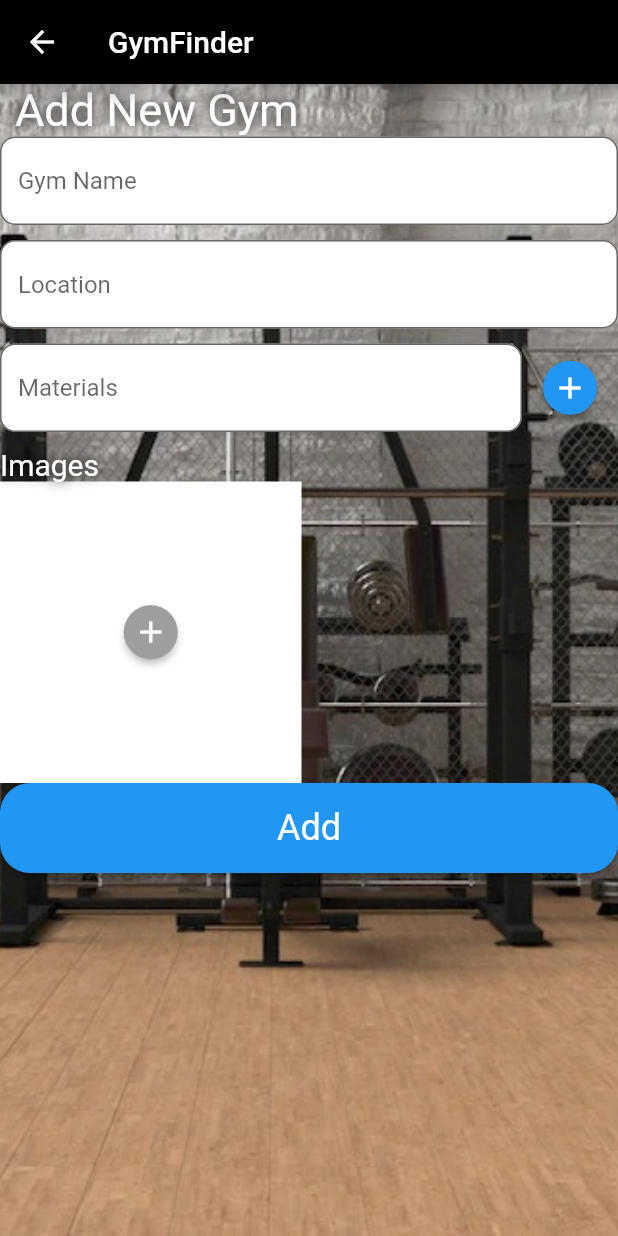
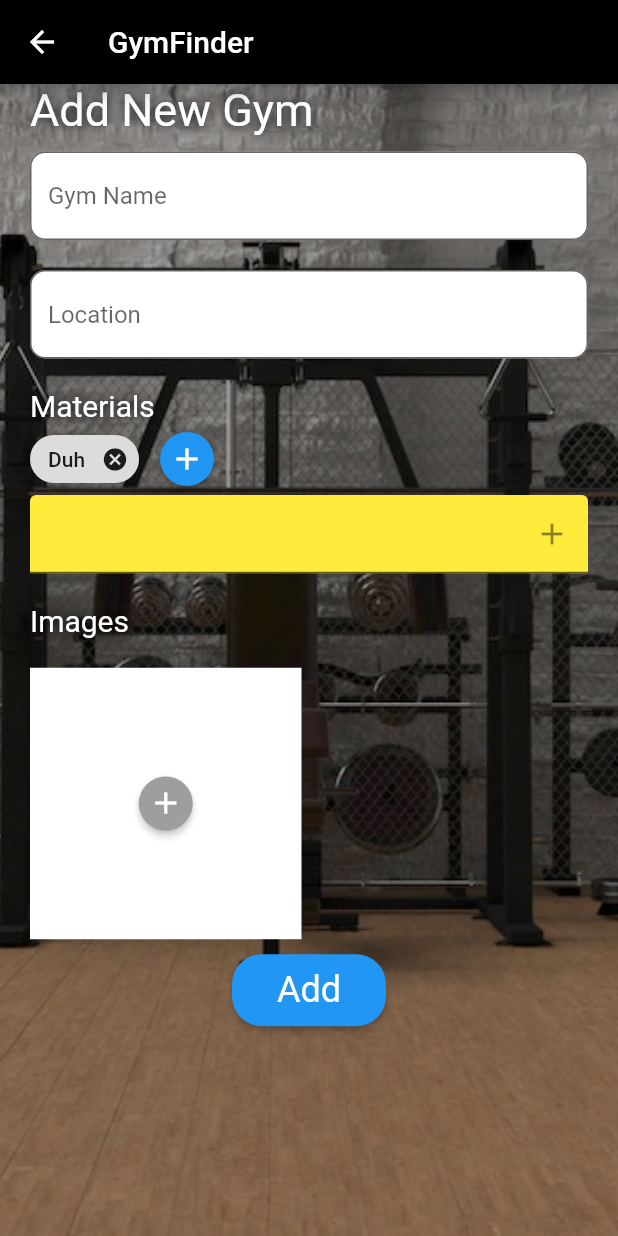
Before and after one commit to HiEdson/GymFinder, a Flutter app: the NewGymScreen screen opened directly, on a phone screen of 412 x 824 dp. Run offline on Flutter 3.47's test engine with Material 2 defaults, Android fonts, the phone set to English and light mode, and no system bars; drawn by our look-alikes of dropdown_search; our stand-ins replace flutter_rating_bar, image_picker; accounts and stored records are empty.

Commit message:
materials ui

```diff
--- /dev/null
+++ b/lib/components/add_materials.dart
@@ -0,0 +1,47 @@
+import 'package:dropdown_search/dropdown_search.dart';
+import 'package:flutter/material.dart';
+
+class AddMaterials extends StatefulWidget {
+  @override
+  State<StatefulWidget> createState() => _AddMaterialsState();
+}
+
+class _AddMaterialsState extends State<AddMaterials> {
+  final List<String> materials = [];
+  @override
+  Widget build(BuildContext context) {
+    return Column(
+      crossAxisAlignment: CrossAxisAlignment.start,
+      children: [
+        Text(
+          "Materials",
+          style: TextStyle(
+              fontSize: 20,
+              color: Colors.white,
+              shadows: [Shadow(color: Colors.black, blurRadius: 10)]),
+        ),
+        Wrap(children: [
+          Chip(label: Text("Duh"), onDeleted: () {}),
+          ElevatedButton(
+            onPressed: () => {},
+            style: ElevatedButton.styleFrom(shape: CircleBorder()),
+            child: Icon(Icons.add),
+          ),
+          _getDropDown()
+        ])
+      ],
+    );
+  }
+}
+
+Widget _getDropDown() {
+  return DropdownSearch<String>(
+    items: ["Emma", "Leon", "azza"],
+    dropdownDecoratorProps: DropDownDecoratorProps(
+        dropdownSearchDecoration: InputDecoration(
+            suffixIcon: Icon(Icons.add),
+            suffix: Icon(Icons.add),
+            fillColor: Colors.yellow,
+            filled: true)),
+  );
+}
--- a/lib/screens/new_gym_screen.dart
+++ b/lib/screens/new_gym_screen.dart
@@ -1,5 +1,8 @@
 import 'package:flutter/material.dart';
 import 'package:gymfinder/components/add_images.dart';
+import 'package:gymfinder/components/add_materials.dart';
+
+import '../components/dark_image.dart';
 
 class NewGymScreen extends StatefulWidget {
   @override
@@ -17,11 +20,16 @@ class _NewGymScreenState extends State<NewGymScreen> {
         appBar: AppBar(title: Text("GymFinder")),
         body: Stack(
           children: [
-            Container(
-              decoration: BoxDecoration(
+            DarkImage(
+              alpha: 80,
+              child: Container(
+                height: MediaQuery.of(context).size.height,
+                width: MediaQuery.of(context).size.width,
+                decoration: const BoxDecoration(
                   image: DecorationImage(
                       image: AssetImage("assets/images/background.jpeg"),
                       fit: BoxFit.cover),
+                ),
               ),
             ),
             CustomScrollView(
@@ -29,7 +37,7 @@ class _NewGymScreenState extends State<NewGymScreen> {
                 SliverList(
                   delegate: SliverChildListDelegate([
                     Padding(
-                      padding: EdgeInsets.symmetric(horizontal: 10),
+                      padding: EdgeInsets.symmetric(horizontal: 20),
                       child: Text(
                         "Add New Gym",
                         style: TextStyle(
@@ -41,7 +49,8 @@ class _NewGymScreenState extends State<NewGymScreen> {
                       ),
                     ),
                     Padding(
-                      padding: EdgeInsets.only(bottom: 10),
+                      padding:
+                          EdgeInsets.symmetric(vertical: 10, horizontal: 20),
                       child: TextField(
                         decoration: InputDecoration(
                             border: OutlineInputBorder(
@@ -56,7 +65,8 @@ class _NewGymScreenState extends State<NewGymScreen> {
                       ),
                     ),
                     Padding(
-                      padding: EdgeInsets.only(bottom: 10),
+                      padding:
+                          EdgeInsets.symmetric(vertical: 10, horizontal: 20),
                       child: TextField(
                         decoration: InputDecoration(
                             border: OutlineInputBorder(
@@ -71,55 +81,44 @@ class _NewGymScreenState extends State<NewGymScreen> {
                       ),
                     ),
                     Padding(
-                      padding: EdgeInsets.only(bottom: 10),
-                      child: Row(
-                        children: [
-                          Expanded(
-                            child: TextField(
-                                decoration: InputDecoration(
-                                    border: OutlineInputBorder(
-                                        borderRadius: BorderRadius.all(
-                                            Radius.circular(10))),
-                                    hintText: "Materials",
-                                    fillColor: Colors.white,
-                                    filled: true),
-                                onChanged: (value) => setState(() {
-                                      email = value;
-                                    })),
-                          ),
-                          ElevatedButton(
-                            onPressed: () => {},
-                            style:
-                                ElevatedButton.styleFrom(shape: CircleBorder()),
-                            child: Icon(Icons.add),
-                          )
-                        ],
-                      ),
-                    ),
-                    Align(
-                      alignment: Alignment.topLeft,
-                      child: Text("Images",
+                        padding:
+                            EdgeInsets.symmetric(vertical: 10, horizontal: 20),
+                        child: AddMaterials()),
+                    Container(
+                      padding:
+                          EdgeInsets.symmetric(vertical: 10, horizontal: 20),
+                      child: Text(
+                        "Images",
                         style: TextStyle(
                             fontSize: 20,
                             color: Colors.white,
                             shadows: [
                               Shadow(color: Colors.black, blurRadius: 10)
-                              ])),
+                            ]),
+                      ),
                     )
                   ]),
                 ),
-                AddImages(),
+                SliverPadding(
+                  padding: EdgeInsets.symmetric(vertical: 10, horizontal: 20),
+                  sliver: AddImages(),
+                ),
                 SliverToBoxAdapter(
+                  child: Container(
+                      alignment: Alignment.center,
                       child: ElevatedButton(
                         onPressed: () => {},
                         style: ElevatedButton.styleFrom(
+                          padding: EdgeInsets.symmetric(
+                              vertical: 10, horizontal: 30),
                           textStyle: TextStyle(fontSize: 24),
-                    minimumSize: Size(200, 60),
                           shape: RoundedRectangleBorder(
                               borderRadius: BorderRadius.circular(20)),
                         ),
                         child: Text("Add"),
-                ))
+                      )),
+                ),
+                SliverToBoxAdapter(child: SizedBox(height: 10))
               ],
             )
           ],
--- a/lib/screens/register_screen.dart
+++ b/lib/screens/register_screen.dart
@@ -13,17 +13,19 @@ class RegisterScreen extends StatefulWidget {
 class _RegisterScreenState extends State<RegisterScreen> {
   var email = "";
   var password = "";
+  var name = "";
   bool registering = false;
   @override
   Widget build(BuildContext context) {
     return Scaffold(
-        resizeToAvoidBottomInset: false,
         appBar: AppBar(title: Text("GymFinder")),
         body: Stack(
           children: [
             DarkImage(
               alpha: 80,
               child: Container(
+                height: MediaQuery.of(context).size.height,
+                width: MediaQuery.of(context).size.width,
                 decoration: const BoxDecoration(
                   image: DecorationImage(
                       image: AssetImage("assets/images/background.jpeg"),
@@ -31,10 +33,29 @@ class _RegisterScreenState extends State<RegisterScreen> {
                 ),
               ),
             ),
-            Column(
-              mainAxisAlignment: MainAxisAlignment.center,
-              crossAxisAlignment: CrossAxisAlignment.center,
+            ListView(
               children: [
+                Padding(
+                  padding: EdgeInsets.all(20),
+                  child: Column(
+                      crossAxisAlignment: CrossAxisAlignment.start,
+                      children: [
+                        Text("Name",
+                            style:
+                                TextStyle(color: Colors.white, fontSize: 20)),
+                        TextField(
+                          decoration: InputDecoration(
+                              border: OutlineInputBorder(
+                                  borderRadius:
+                                      BorderRadius.all(Radius.circular(10))),
+                              fillColor: Colors.white,
+                              filled: true),
+                          onChanged: (value) => setState(() {
+                            name = value;
+                          }),
+                        )
+                      ]),
+                ),
                 Padding(
                   padding: EdgeInsets.all(20),
                   child: Column(
@@ -78,7 +99,8 @@ class _RegisterScreenState extends State<RegisterScreen> {
                         )
                       ]),
                 ),
-                ElevatedButton(
+                Align(
+                    child: ElevatedButton(
                   onPressed: registering
                       ? null
                       : () async {
@@ -102,7 +124,8 @@ class _RegisterScreenState extends State<RegisterScreen> {
                     Text("Register"),
                     SizedBox(width: 20),
                     if (registering) CircularProgressIndicator()
-                    ]))
+                  ]),
+                ))
               ],
             )
           ],
--- /dev/null
+++ b/lib/utils/user.dart
@@ -0,0 +1 @@
+void checkUser(String email, String password) {}
--- a/pubspec.yaml
+++ b/pubspec.yaml
@@ -40,6 +40,7 @@ dependencies:
   image_picker: ^0.8.6
   provider: ^6.0.4
   dropdown_search: ^5.0.5
+  dio: ^4.0.6
 
 dev_dependencies:
   flutter_test:
```
Also changed, not shown: lib/utils/db.dart (added), lib/utils/gym.dart (added), pubspec.lock. Lines whose indentation alone changed are shown as unchanged.
